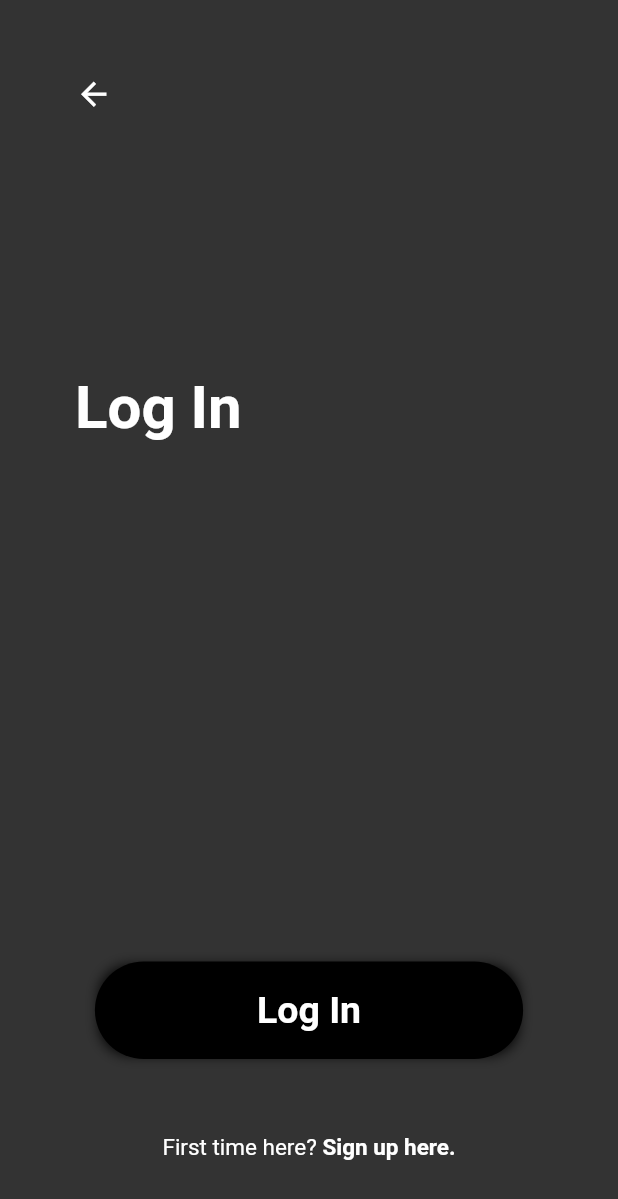
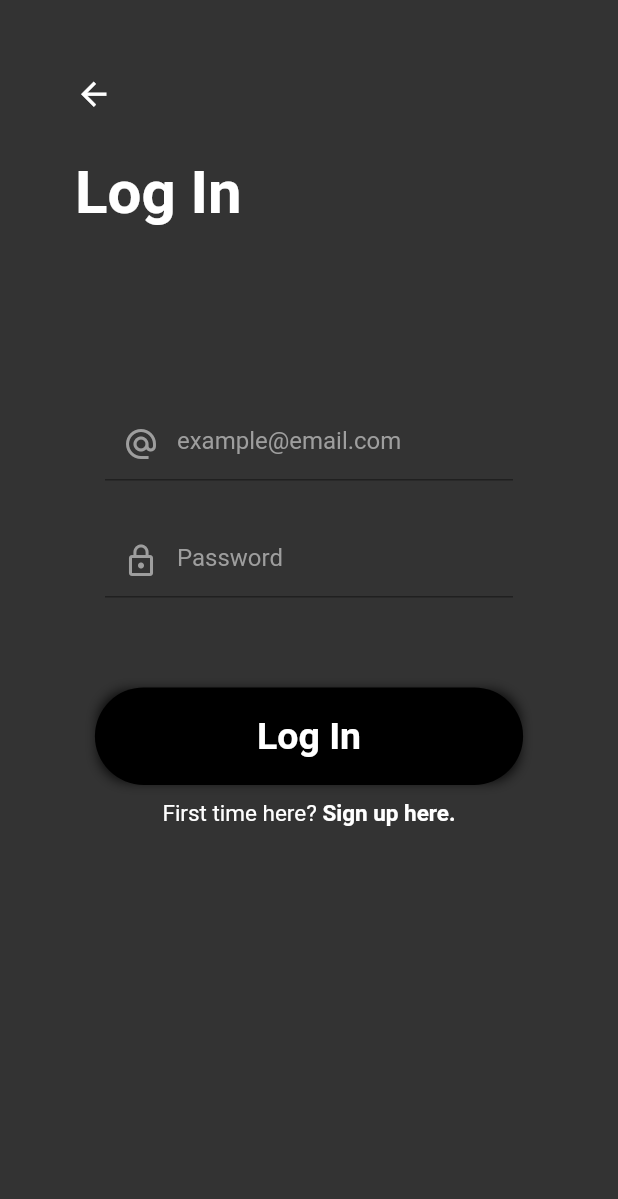
Before and after one commit to dankensoft/design_login, a Flutter app: the screen it shows after launch, after a tap on "Log In", on a phone screen of 412 x 824 dp. Shown: the top 1199 px of the screen. Run offline on Flutter 3.47's test engine with Material 2 defaults, Android fonts, the phone set to English and light mode, and no system bars; Roboto replaces fonts that are missing (MS Sans Serif).

Commit message:
Modificación en Inputs de Logeo y Inicialización Bloc y Provider

```diff
--- /dev/null
+++ b/lib/home_page.dart
@@ -0,0 +1,14 @@
+import 'package:flutter/material.dart';
+
+class HomePage extends StatelessWidget {
+  @override
+  Widget build(BuildContext context) {
+    return Scaffold(
+      body: Container(
+        child: Center(
+          child: Text('Home Page'),
+        ),
+      ),
+    );
+  }
+}
--- /dev/null
+++ b/lib/login_bloc.dart
@@ -0,0 +1,19 @@
+import 'dart:async';
+
+class LoginBloc {
+  final _emailController = StreamController<String>.broadcast();
+  final _passwordController = StreamController<String>.broadcast();
+
+  // Recuperar los datos del Stream
+  Stream<String> get emailStream => _emailController.stream;
+  Stream<String> get passwordStream => _passwordController.stream;
+
+  // Insertar valores al Stream
+  Function(String) get changeEmail => _emailController.sink.add;
+  Function(String) get changePassword => _passwordController.sink.add;
+
+  dispose() {
+    _emailController?.close();
+    _passwordController?.close();
+  }
+}
--- a/lib/login_design.dart
+++ b/lib/login_design.dart
@@ -4,8 +4,10 @@ import 'package:flutter/services.dart';
 class LogInDesign extends StatelessWidget {
   @override
   Widget build(BuildContext context) {
+    final size = MediaQuery.of(context).size;
     return Scaffold(
       body: Container(
+        height: size.height * 80,
         child: PageView(
           children: [Page1()],
         ),
@@ -182,6 +184,7 @@ class BackgroundPage2 extends StatelessWidget {
 class ContentPage2 extends StatelessWidget {
   @override
   Widget build(BuildContext context) {
+    final size = MediaQuery.of(context).size;
     return Container(
       padding: EdgeInsets.symmetric(horizontal: 50, vertical: 50),
       child: SafeArea(
@@ -189,13 +192,18 @@ class ContentPage2 extends StatelessWidget {
           mainAxisAlignment: MainAxisAlignment.start,
           crossAxisAlignment: CrossAxisAlignment.start,
           children: [
-            Icon(
+            Expanded(
+              flex: 0,
+              child: Icon(
                 Icons.arrow_back,
                 size: 25,
                 color: Colors.white,
               ),
-            Expanded(child: Container()),
-            Text(
+            ),
+            SizedBox(height: 30.0),
+            Expanded(
+              flex: 2,
+              child: Text(
                 'Log In',
                 style: TextStyle(
                     color: Colors.white,
@@ -203,10 +211,44 @@ class ContentPage2 extends StatelessWidget {
                     fontWeight: FontWeight.bold,
                     fontFamily: 'MS Sans Serif'),
               ),
-            Expanded(child: Container()),
+            ),
             // Formulario con Usuario y Contraseña para iniciar sesión
-            Expanded(child: Container()),
-            Center(
+            Expanded(
+              flex: 6,
+              child: SingleChildScrollView(
+                child: Container(
+                  width: size.width * 0.85,
+                  child: Column(
+                    children: [
+                      Container(
+                        padding: EdgeInsets.symmetric(horizontal: 20.0),
+                        child: TextField(
+                          keyboardType: TextInputType.emailAddress,
+                          style: TextStyle(color: Colors.white),
+                          decoration: InputDecoration(
+                              prefixIcon: Icon(Icons.alternate_email,
+                                  color: Colors.grey),
+                              hintText: 'example@email.com',
+                              hintStyle: TextStyle(color: Colors.grey)),
+                        ),
+                      ),
+                      SizedBox(height: 30.0),
+                      Container(
+                        padding: EdgeInsets.symmetric(horizontal: 20.0),
+                        child: TextField(
+                          obscureText: true,
+                          style: TextStyle(color: Colors.white),
+                          decoration: InputDecoration(
+                            prefixIcon:
+                                Icon(Icons.lock_outline, color: Colors.grey),
+                            hintText: 'Password',
+                            hintStyle: TextStyle(color: Colors.grey),
+                          ),
+                        ),
+                      ),
+                      SizedBox(height: 60.0),
+                      Container(
+                        child: Center(
                           child: TextButton(
                             onPressed: () {},
                             child: Container(
@@ -224,7 +266,8 @@ class ContentPage2 extends StatelessWidget {
                                       //offset: Offset(0, 3), // changes position of shadow
                                     )
                                   ]),
-                  padding: EdgeInsets.symmetric(horizontal: 100, vertical: 10),
+                              padding: EdgeInsets.symmetric(
+                                  horizontal: 100, vertical: 10),
                               child: Text(
                                 'Log In',
                                 style: TextStyle(
@@ -235,19 +278,22 @@ class ContentPage2 extends StatelessWidget {
                               ),
                             ),
                             style: TextButton.styleFrom(
-                    backgroundColor: Colors.black, shape: StadiumBorder()),
+                                backgroundColor: Colors.black,
+                                shape: StadiumBorder()),
                           ),
                         ),
-            Center(
-              child: Container(
-                padding: EdgeInsets.only(top: 50.0),
+                      ),
+                      Container(
+                        padding: EdgeInsets.only(top: 10.0),
+                        child: Center(
                           child: const Text.rich(
                             TextSpan(
                               text: 'First time here?',
                               style: TextStyle(
                                   color: Colors.white,
                                   fontSize: 15,
-                        fontFamily: 'MS Sans Serif'), // default text style
+                                  fontFamily:
+                                      'MS Sans Serif'), // default text style
                               children: <TextSpan>[
                                 TextSpan(
                                     text: ' Sign up here.',
@@ -259,13 +305,11 @@ class ContentPage2 extends StatelessWidget {
                               ],
                             ),
                           ),
-                /*child: Text(
-                  'You done have an account?',
-                  style: TextStyle(
-                      color: Colors.black,
-                      fontSize: 15,
-                      fontFamily: 'MS Sans Serif'),
-                ),*/
+                        ),
+                      ),
+                    ],
+                  ),
+                ),
               ),
             ),
           ],
--- a/lib/main.dart
+++ b/lib/main.dart
@@ -1,5 +1,7 @@
 import 'package:flutter/material.dart';
+import 'package:logindark/home_page.dart';
 import 'package:logindark/login_design.dart';
+import 'package:logindark/provider.dart';
 
 void main() {
   runApp(MyApp());
@@ -8,14 +10,16 @@ void main() {
 class MyApp extends StatelessWidget {
   @override
   Widget build(BuildContext context) {
-    return MaterialApp(
+    return Provider(
+        child: MaterialApp(
       title: 'Log In',
       debugShowCheckedModeBanner: false,
       initialRoute: 'login_design',
       // theme: ThemeData.dark(),
       routes: {
         'login_design': (_) => LogInDesign(),
+        'home': (_) => HomePage(),
       },
-    );
+    ));
   }
 }
--- /dev/null
+++ b/lib/provider.dart
@@ -0,0 +1,15 @@
+import 'package:flutter/material.dart';
+import 'package:logindark/login_bloc.dart';
+
+class Provider extends InheritedWidget {
+  final loginBloc = LoginBloc();
+
+  Provider({Key key, Widget child}) : super(key: key, child: child);
+
+  @override
+  bool updateShouldNotify(InheritedWidget oldWidget) => true;
+
+  static LoginBloc of(BuildContext context) {
+    return context.dependOnInheritedWidgetOfExactType<Provider>().loginBloc;
+  }
+}
```
Lines whose indentation alone changed are shown as unchanged.
